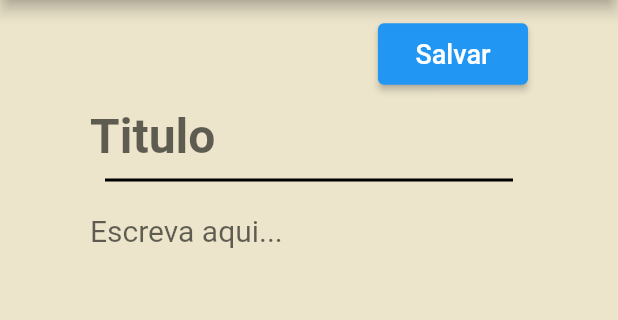
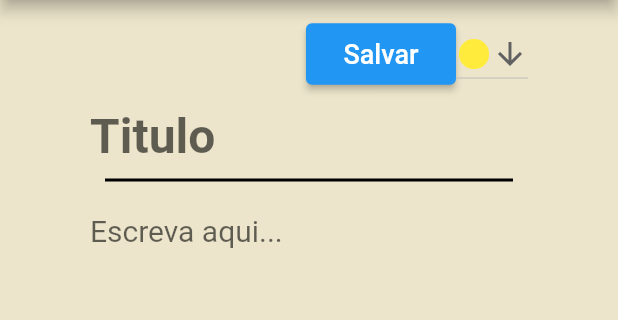
Before and after one commit to BryanWille/notecore, a Flutter app: the AdicionaNota screen opened directly, on a phone screen of 412 x 824 dp, the part 84-404 px from its top. Run offline on Flutter 3.47's test engine with Material 2 defaults, Android fonts, the phone set to English and light mode, and no system bars; our stand-ins replace cloud_firestore, firebase_auth, firebase_core, flutter_spinkit; missing offline and left inert: cell_calendar; accounts and stored records are empty; Roboto replaces fonts that are missing (lato).

Commit message:
adicionando validações de escritura durante a nota

```diff
--- a/notecore/lib/servicos/bancodedados.dart
+++ b/notecore/lib/servicos/bancodedados.dart
@@ -1,8 +1,6 @@
 import 'package:cloud_firestore/cloud_firestore.dart';
-import 'package:flutter/material.dart';
 import 'package:notecore/modelos/anotacao.dart';
 import 'package:firebase_auth/firebase_auth.dart';
-import 'package:uuid/uuid.dart';
 
 class ServicoBD {
   final FirebaseFirestore _firestore = FirebaseFirestore.instance;
--- a/notecore/lib/telas/anotacoes/adicionar_notas.dart
+++ b/notecore/lib/telas/anotacoes/adicionar_notas.dart
@@ -13,16 +13,30 @@
 }
 
 class _AdicionaNotaState extends State<AdicionaNota> {
-  late String titulo;
-  late String descricao;
+  List<IconTheme> list = [
+    new IconTheme(
+      data: new IconThemeData(color: Colors.yellow),
+      child: new Icon(Icons.circle),
+    ),
+    new IconTheme(
+      data: new IconThemeData(color: Colors.greenAccent),
+      child: new Icon(Icons.circle),
+    ),
+    new IconTheme(
+      data: new IconThemeData(color: Colors.blue),
+      child: new Icon(Icons.circle),
+    ),
+  ];
+  String titulo = "";
+  String descricao = "";
   late Timestamp horaCriacao;
   final ServicoBD _bd = ServicoBD();
   final FirebaseAuth _auth = FirebaseAuth.instance;
 
   @override
   Widget build(BuildContext context) {
-    return SafeArea(
-      child: Scaffold(
+    IconTheme dropdownValue = list.first;
+    return Scaffold(
       appBar: AppBar(
         title: const Text('Sobre'),
         centerTitle: true,
@@ -30,8 +44,8 @@
       backgroundColor: Color.fromARGB(240, 235, 227, 200),
       body: SingleChildScrollView(
         child: Container(
-            padding: EdgeInsets.only(
-                top: 12.0, right: 60.0, left: 60.0, bottom: 20.0),
+          padding:
+              EdgeInsets.only(top: 12.0, right: 60.0, left: 60.0, bottom: 20.0),
           child: Column(
             children: [
               Row(
@@ -39,12 +53,21 @@
                 children: [
                   ElevatedButton(
                     onPressed: () {
+                      if (titulo == "" && descricao == "") {
+                        ScaffoldMessenger.of(context).showSnackBar(SnackBar(
+                          content: Text(
+                              "Não é possível enviar uma anotação sem descrição e titulo"),
+                          backgroundColor: Colors.red,
+
+                        ));
+                      } else {
                         add();
                         Navigator.of(context).push(
                           MaterialPageRoute(
                             builder: (contex) => Calendario(),
                           ),
                         );
+                      }
                     },
                     child: Text(
                       "Salvar",
@@ -65,6 +88,24 @@
                         ),
                       ),
                     ),
+                  ),
+                  DropdownButton<IconTheme>(
+                    value: dropdownValue,
+                    icon: const Icon(Icons.arrow_downward),
+                    elevation: 16,
+                    onChanged: (IconTheme? value) {
+                      print(value!.data.color.hashCode);
+                      setState(() {
+                        dropdownValue = value!;
+                      });
+                    },
+                    items: list
+                        .map<DropdownMenuItem<IconTheme>>((IconTheme value) {
+                      return DropdownMenuItem<IconTheme>(
+                        value: value,
+                        child: value,
+                      );
+                    }).toList(),
                   ),
                 ],
               ),
@@ -104,7 +145,6 @@
                       child: TextFormField(
                         decoration: InputDecoration.collapsed(
                           hintText: "Escreva aqui...",
-
                         ),
                         style: TextStyle(
                           fontSize: 20.0,
@@ -126,7 +166,6 @@
       drawer: SafeArea(
         child: MenuDrawer(),
       ),
-      ),
     );
   }
 
--- a/notecore/lib/telas/anotacoes/visualizar_nota.dart
+++ b/notecore/lib/telas/anotacoes/visualizar_nota.dart
@@ -1,14 +1,8 @@
-import 'package:cell_calendar/cell_calendar.dart';
-import 'package:cloud_firestore/cloud_firestore.dart';
-import 'package:notecore/modelos/anotacao.dart';
 import 'package:notecore/servicos/auth.dart';
 import 'package:notecore/servicos/bancodedados.dart';
 import 'package:flutter/material.dart';
-import 'package:notecore/telas/anotacoes/adicionar_notas.dart';
 import 'package:notecore/telas/anotacoes/editar_notas.dart';
-import 'package:notecore/telas/calendario/anotacoes_calendario.dart';
 import '../sidebar/drawer.dart';
-import 'package:provider/provider.dart';
 
 class VisualizarAnotacao extends StatefulWidget {
   VisualizarAnotacao({Key? key, required this.idNota}) : super(key: key);
--- a/notecore/lib/telas/calendario/calendario.dart
+++ b/notecore/lib/telas/calendario/calendario.dart
@@ -1,13 +1,10 @@
 import 'package:cell_calendar/cell_calendar.dart';
-import 'package:cloud_firestore/cloud_firestore.dart';
 import 'package:notecore/servicos/auth.dart';
 import 'package:notecore/servicos/bancodedados.dart';
 import 'package:flutter/material.dart';
 import 'package:notecore/telas/anotacoes/adicionar_notas.dart';
 import 'package:notecore/telas/anotacoes/visualizar_nota.dart';
-import 'package:notecore/telas/calendario/anotacoes_calendario.dart';
 import '../sidebar/drawer.dart';
-import 'package:provider/provider.dart';
 
 class Calendario extends StatefulWidget {
   const Calendario({Key? key}) : super(key: key);
```
Also changed, not shown: notecore/lib/telas/anotacoes/editar_notas.dart (+2 -6 lines), notecore/lib/telas/sidebar/drawer.dart (+6 -6 lines). Lines whose indentation alone changed are shown as unchanged.
